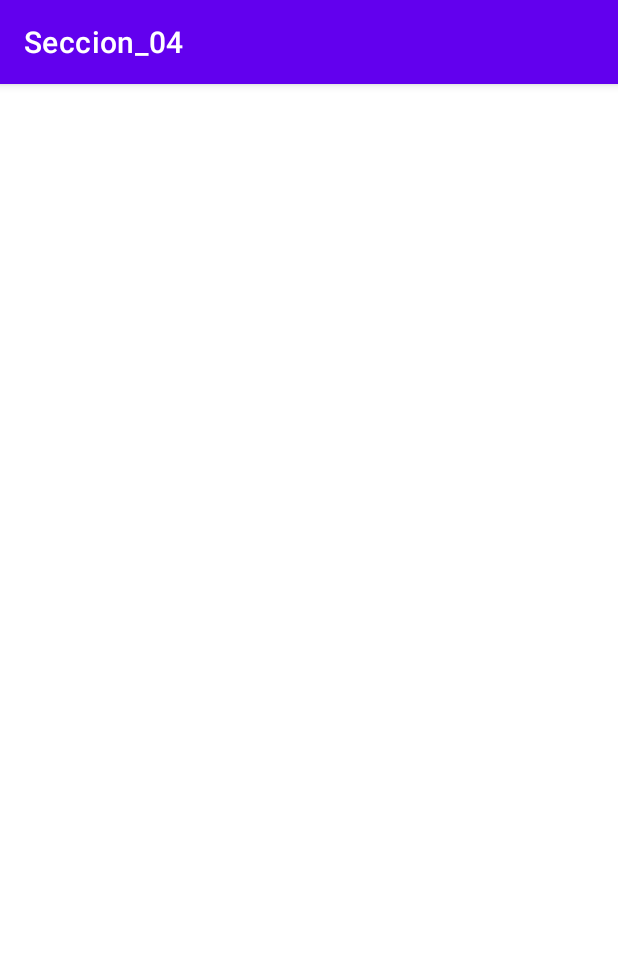
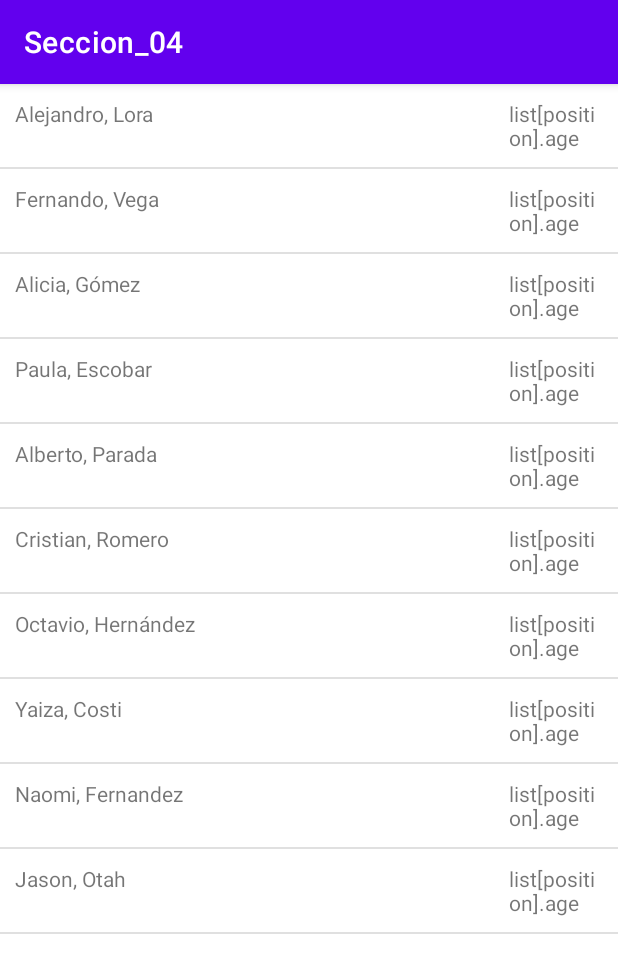
Before and after one commit to josebocero/Seccion_04_Activities_Permisos_List, an Android app: the ListViewActivity screen opened directly, with no data from a screen before it, on a phone screen of 412 x 824 dp. Shown: the top 973 px of the screen. Run offline under Robolectric (Android 15) with nearby library versions, the phone set to English and light mode, and no system bars; pictures from the network do not load.

Commit message:
video 42 ListView + Adapter

```diff
--- a/app/src/main/java/jose_g_bocero/com/jose/seccion_04_activities_permisos_list/activities/ListViewActivity.kt
+++ b/app/src/main/java/jose_g_bocero/com/jose/seccion_04_activities_permisos_list/activities/ListViewActivity.kt
@@ -3,10 +3,39 @@ package jose_g_bocero.com.jose.seccion_04_activities_permisos_list.activities
 import androidx.appcompat.app.AppCompatActivity
 import android.os.Bundle
 import jose_g_bocero.com.jose.seccion_04_activities_permisos_list.R
+import jose_g_bocero.com.jose.seccion_04_activities_permisos_list.adapters.PersonAdapter
+import jose_g_bocero.com.jose.seccion_04_activities_permisos_list.databinding.ActivityListViewBinding
+import jose_g_bocero.com.jose.seccion_04_activities_permisos_list.models.Person
 
 class ListViewActivity : AppCompatActivity() {
+
+    private lateinit var binding :ActivityListViewBinding
+
+    private lateinit var adapter: PersonAdapter
+    private lateinit var personList: List<Person>
+
     override fun onCreate(savedInstanceState: Bundle?) {
         super.onCreate(savedInstanceState)
-        setContentView(R.layout.activity_list_view)
+        binding = ActivityListViewBinding.inflate(layoutInflater)
+        setContentView(binding.root)
+
+        personList = getPersons()
+        adapter = PersonAdapter(this, R.layout.list_view_person, personList)
+        binding.ListView.adapter = adapter
+    }
+
+    private fun getPersons() : List<Person> {
+        return listOf(
+            Person("Alejandro", "Lora", 27),
+            Person("Fernando", "Vega", 37),
+            Person("Alicia", "Gómez", 27),
+            Person("Paula", "Escobar", 33),
+            Person("Alberto", "Parada", 22),
+            Person("Cristian", "Romero", 44),
+            Person("Octavio", "Hernández", 23),
+            Person("Yaiza", "Costi", 43),
+            Person("Naomi", "Fernandez", 57),
+            Person("Jason", "Otah", 16)
+        )
     }
 }
--- /dev/null
+++ b/app/src/main/java/jose_g_bocero/com/jose/seccion_04_activities_permisos_list/adapters/PersonAdapter.kt
@@ -0,0 +1,58 @@
+package jose_g_bocero.com.jose.seccion_04_activities_permisos_list.adapters
+
+import android.content.Context
+import android.view.LayoutInflater
+import android.view.View
+import android.view.ViewGroup
+import android.widget.BaseAdapter
+import android.widget.TextView
+import jose_g_bocero.com.jose.seccion_04_activities_permisos_list.R
+import jose_g_bocero.com.jose.seccion_04_activities_permisos_list.databinding.ActivityListViewBinding
+import jose_g_bocero.com.jose.seccion_04_activities_permisos_list.databinding.ListViewPersonBinding
+import jose_g_bocero.com.jose.seccion_04_activities_permisos_list.models.Person
+
+class PersonAdapter(val context: Context,val layout: Int, val list: List<Person>) : BaseAdapter() {
+
+    private val mInflator: LayoutInflater = LayoutInflater.from(context)
+
+    override fun getItem(position: Int): Any {
+        return list[position]
+    }
+
+    override fun getItemId(position: Int): Long {
+        return position.toLong()
+    }
+
+    override fun getCount(): Int {
+        return list.size
+    }
+
+    override fun getView(position: Int, convertView: View?, parent: ViewGroup?): View {
+
+        val view: View
+        val vh: PersonViewHolder
+
+        if(convertView == null) {
+            view = mInflator.inflate(layout, parent, false)
+            vh = PersonViewHolder(view)
+            view.tag = vh
+        }else{
+            view = convertView
+            vh = view.tag as PersonViewHolder
+        }
+
+        val fullName ="${list[position].firstName}, ${list[position].lastName}"
+        vh.fullName.text = fullName
+        vh.age.text = "list[position].age"
+
+        return view
+    }
+}
+
+private class PersonViewHolder(view: View) {
+
+    val binding = ListViewPersonBinding.bind(view)
+
+    val fullName: TextView = binding.textViewName
+    val age: TextView = binding.textViewAge
+}
--- /dev/null
+++ b/app/src/main/java/jose_g_bocero/com/jose/seccion_04_activities_permisos_list/models/Person.kt
@@ -0,0 +1,3 @@
+package jose_g_bocero.com.jose.seccion_04_activities_permisos_list.models
+
+data class Person(val firstName: String, val lastName: String, val age: Int)
--- a/app/src/main/res/layout/activity_list_view.xml
+++ b/app/src/main/res/layout/activity_list_view.xml
@@ -6,4 +6,12 @@
     android:layout_height="match_parent"
     tools:context=".activities.ListViewActivity">
 
+    <ListView
+        android:id="@+id/ListView"
+        android:layout_width="match_parent"
+        android:layout_height="match_parent"
+        app:layout_constraintBottom_toBottomOf="parent"
+        app:layout_constraintEnd_toEndOf="parent"
+        app:layout_constraintStart_toStartOf="parent"
+        app:layout_constraintTop_toTopOf="parent" />
 </androidx.constraintlayout.widget.ConstraintLayout>
--- /dev/null
+++ b/app/src/main/res/layout/list_view_person.xml
@@ -0,0 +1,20 @@
+<?xml version="1.0" encoding="utf-8"?>
+<LinearLayout xmlns:android="http://schemas.android.com/apk/res/android"
+    android:layout_width="match_parent"
+    android:layout_height="wrap_content"
+    android:orientation="horizontal">
+
+    <TextView
+        android:id="@+id/textViewName"
+        android:layout_width="0dp"
+        android:layout_height="wrap_content"
+        android:layout_weight="80"
+        android:padding="10dp"/>
+
+    <TextView
+        android:id="@+id/textViewAge"
+        android:layout_width="0dp"
+        android:layout_height="wrap_content"
+        android:layout_weight="20"
+        android:padding="10dp"/>
+</LinearLayout>
```
